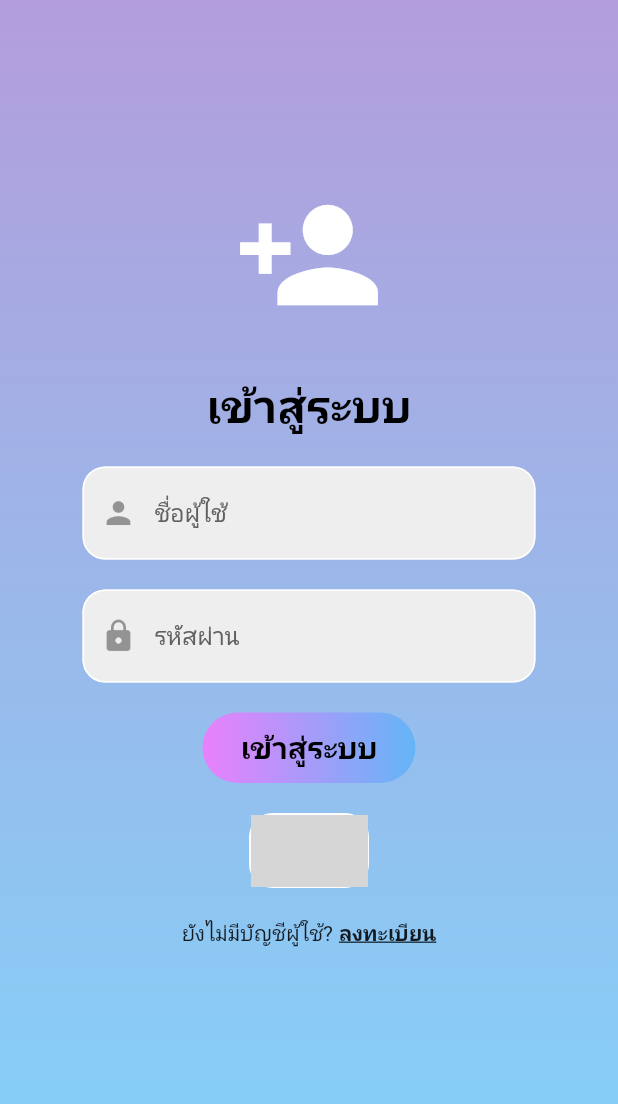
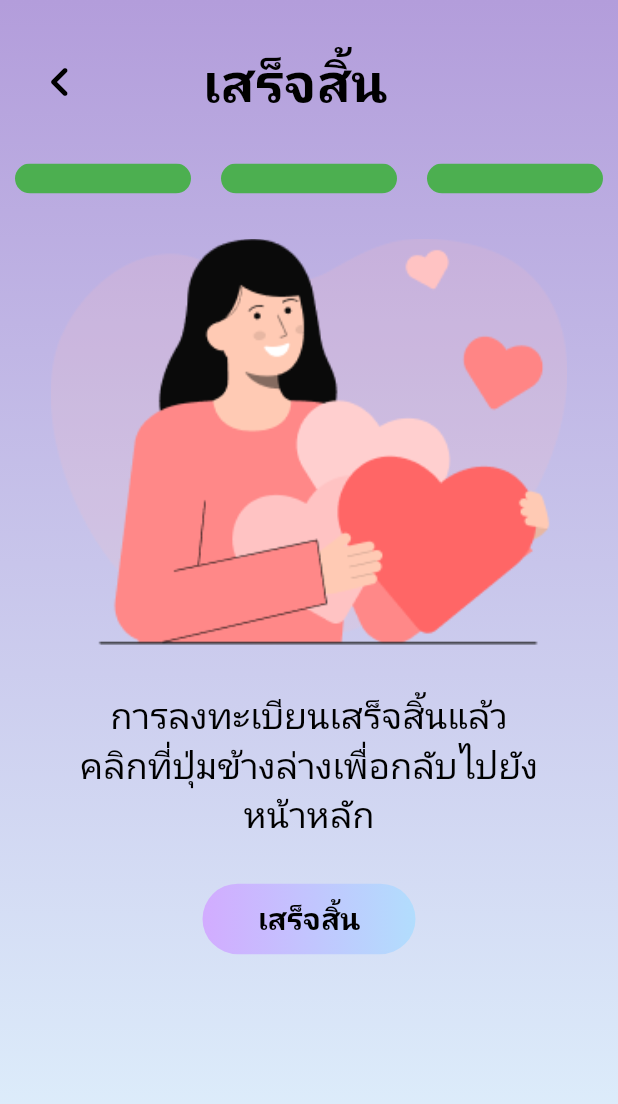
Before and after one commit to TelephyApp/Telephy_frontend, a Flutter app: the screen it shows after launch, on a phone screen of 412 x 824 dp. Shown: the top 1104 px of the screen. Run offline on Flutter 3.47's test engine with Material 2 defaults, Android fonts, the phone set to English and light mode, and no system bars; drawn by our look-alikes of step_progress_indicator; our stand-ins replace font_awesome_flutter, table_calendar; grey boxes are pictures that could not be loaded.

Commit message:
create final register screen

```diff
--- a/lib/main.dart
+++ b/lib/main.dart
@@ -6,6 +6,7 @@ import 'package:telephy/screens/chatlogs_screen.dart';
 import 'package:telephy/screens/login_screen.dart';
 import 'package:telephy/screens/profile_screen.dart';
 import 'package:telephy/screens/register_screen.dart';
+import 'package:telephy/screens/register_fin_screen.dart';
 import 'package:telephy/utils/config.dart';
 
 void main() {
@@ -46,7 +47,7 @@ class MyApp extends StatelessWidget {
           type: BottomNavigationBarType.fixed,
         ),
       ),
-      initialRoute: 'login',
+      initialRoute: 'regfin',
       routes: {
         '/': (context) => const AuthScreen(),
         'main': (context) => const MainLayout(),
@@ -55,6 +56,7 @@ class MyApp extends StatelessWidget {
         'register': (context) => const RegisterScreen(),
         'booking': (context) => const BookingScreen(),
         'login': (context) => const LoginPage(),
+        'regfin': (context) => const RegisterFinishScreen(),
       },
     );
   }
--- a/lib/screens/login_screen.dart
+++ b/lib/screens/login_screen.dart
@@ -1,7 +1,7 @@
 // ignore_for_file: prefer_const_literals_to_create_immutables, prefer_const_constructors
 
 import 'package:flutter/material.dart';
-import 'package:telephy/widgets/button_login.dart';
+import 'package:telephy/widgets/button.dart';
 import 'package:telephy/widgets/textfield_login.dart';
 import 'package:telephy/widgets/square_tile.dart';
 
@@ -96,6 +96,7 @@ class _LoginPageState extends State<LoginPage> {
 
                   // ปุ่ม sign in
                   MyButton(
+                    text: 'เข้าสู่ระบบ',
                     onTap: signUserIn,
                   ),
 
@@ -107,7 +108,7 @@ class _LoginPageState extends State<LoginPage> {
                   Row(
                     mainAxisAlignment: MainAxisAlignment.center,
                     children: [
-                      SquareTile(imagePath: 'assets/google.png'),
+                      SquareTile(imagePath: 'assets/images/google.png'),
                     ],
                   ),
 
--- /dev/null
+++ b/lib/screens/register_fin_screen.dart
@@ -0,0 +1,129 @@
+import 'package:flutter/material.dart';
+import 'package:step_progress_indicator/step_progress_indicator.dart';
+import 'package:telephy/widgets/button.dart';
+
+class RegisterFinishScreen extends StatelessWidget {
+  const RegisterFinishScreen({super.key});
+
+  void finishReg() {} // เสร็จสิ้นการลงทะเบียน กดเพื่อกลับหน้าหลัก
+
+  void back() {} // กดเพื่อย้อนกลับ
+
+  @override
+  Widget build(BuildContext context) {
+    return Container(
+      decoration: BoxDecoration(
+        gradient: LinearGradient(
+          begin: Alignment.topCenter,
+          end: Alignment.bottomCenter,
+          colors: [
+            Colors.deepPurple.shade200,
+            Colors.lightBlue.shade50,
+          ],
+        ),
+      ),
+      child: Scaffold(
+        backgroundColor: Colors.transparent,
+        body: SafeArea(
+          child: Center(
+            child: Column(
+              children: [
+                const SizedBox(
+                  height: 30,
+                ),
+
+                // row : ปุ่มย้อนกลับ, top text
+                Row(
+                  mainAxisAlignment: MainAxisAlignment.start,
+                  children: [
+                    const SizedBox(
+                      width: 20,
+                    ),
+                    Icon(
+                      Icons.chevron_left_rounded,
+                      size: 40,
+                      color: Colors.black,
+                    ),
+                    const SizedBox(
+                      width: 75,
+                    ),
+                    Text(
+                      'เสร็จสิ้น',
+                      style: TextStyle(
+                        color: Colors.black,
+                        fontSize: 36,
+                        fontWeight: FontWeight.bold,
+                      ),
+                    ),
+                  ],
+                ),
+
+                const SizedBox(
+                  height: 30,
+                ),
+
+                // progress bar
+                StepProgressIndicator(
+                  totalSteps: 3,
+                  currentStep: 3,
+                  padding: 10,
+                  size: 20,
+                  selectedColor: Colors.green,
+                  unselectedColor: Colors.grey,
+                  roundedEdges: Radius.circular(15),
+                ),
+
+                const SizedBox(
+                  height: 30,
+                ),
+
+                // รูป
+                Image.asset(
+                  'assets/images/thankyou.png',
+                  scale: 0.9,
+                ),
+
+                const SizedBox(
+                  height: 30,
+                ),
+
+                // finishing text
+                Text(
+                  'การลงทะเบียนเสร็จสิ้นแล้ว',
+                  style: TextStyle(
+                    color: Colors.black,
+                    fontSize: 24,
+                  ),
+                ),
+                Text(
+                  'คลิกที่ปุ่มข้างล่างเพื่อกลับไปยัง',
+                  style: TextStyle(
+                    color: Colors.black,
+                    fontSize: 24,
+                  ),
+                ),
+                Text(
+                  'หน้าหลัก',
+                  style: TextStyle(
+                    color: Colors.black,
+                    fontSize: 24,
+                  ),
+                ),
+
+                const SizedBox(
+                  height: 30,
+                ),
+
+                // ปุ่ม เสร็จสิ้น
+                MyButton(
+                  onTap: finishReg,
+                  text: 'เสร็จสิ้น',
+                ),
+              ],
+            ),
+          ),
+        ),
+      ),
+    );
+  }
+}
--- a/lib/widgets/button_login.dart
+++ b/lib/widgets/button.dart
@@ -1,9 +1,15 @@
 import 'package:flutter/material.dart';
+import '../utils/config.dart';
 
 class MyButton extends StatelessWidget {
   final Function()? onTap;
+  final String text;
 
-  const MyButton({super.key, required this.onTap});
+  const MyButton({
+    super.key,
+    required this.onTap,
+    required this.text,
+  });
 
   @override
   Widget build(BuildContext context) {
@@ -15,13 +21,17 @@ class MyButton extends StatelessWidget {
         decoration: BoxDecoration(
           borderRadius: BorderRadius.circular(50),
           gradient: LinearGradient(
-              begin: Alignment.bottomLeft,
-              end: Alignment.bottomRight,
-              colors: [Colors.purpleAccent.shade100, Colors.blue.shade300]),
+            begin: Alignment.bottomLeft,
+            end: Alignment.bottomRight,
+            colors: [
+              Config.accentColor2,
+              Config.mainColor2,
+            ],
+          ),
         ),
         child: Center(
           child: Text(
-            'เข้าสู่ระบบ',
+            text,
             style: TextStyle(
               color: Colors.black,
               fontSize: 20,
--- a/pubspec.yaml
+++ b/pubspec.yaml
@@ -35,6 +35,7 @@ dependencies:
   curved_navigation_bar: ^1.0.3
   stylish_bottom_bar: ^1.0.3
   table_calendar: ^3.0.9
+  step_progress_indicator: ^1.0.2
 
 
 
@@ -67,9 +68,7 @@ flutter:
 
   # To add assets to your application, add an assets section, like this:
   assets:
-    - assets/images/erum.png
-    - assets/images/user.png
-    - assets/images/bg.png
+    - assets/images/
   #   - images/a_dot_ham.jpeg
 
   # An image asset can refer to one or more resolution-specific "variants", see
```
Also changed, not shown: assets/images/google.png (added), assets/images/thankyou.png (added), pubspec.lock.
